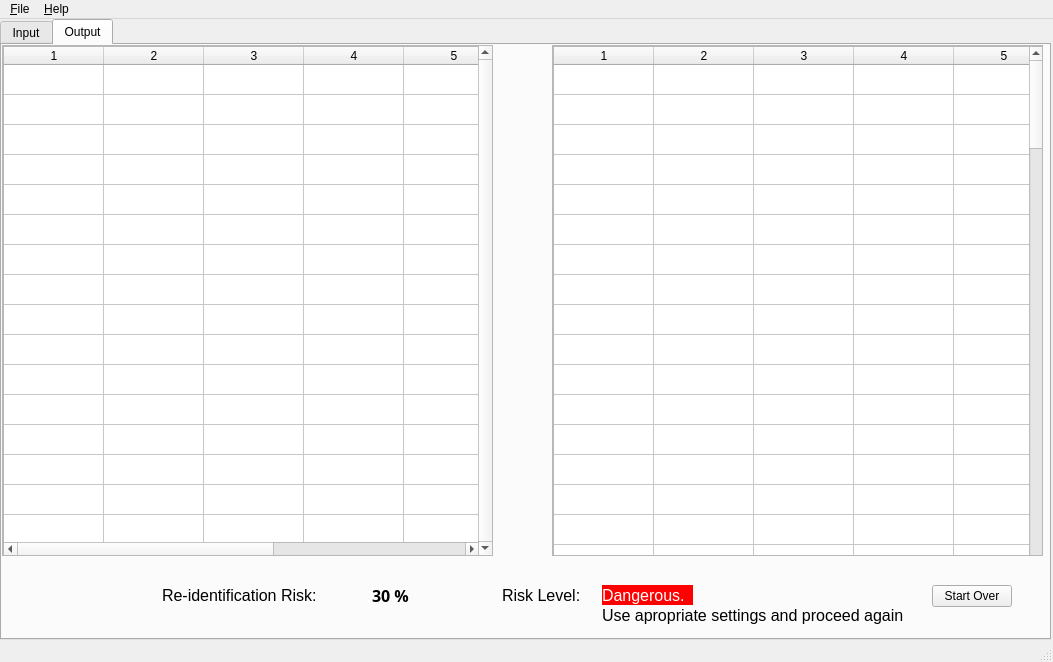
Above: main.ui from cosine0/anonymize before the change. Below: the same form after it.
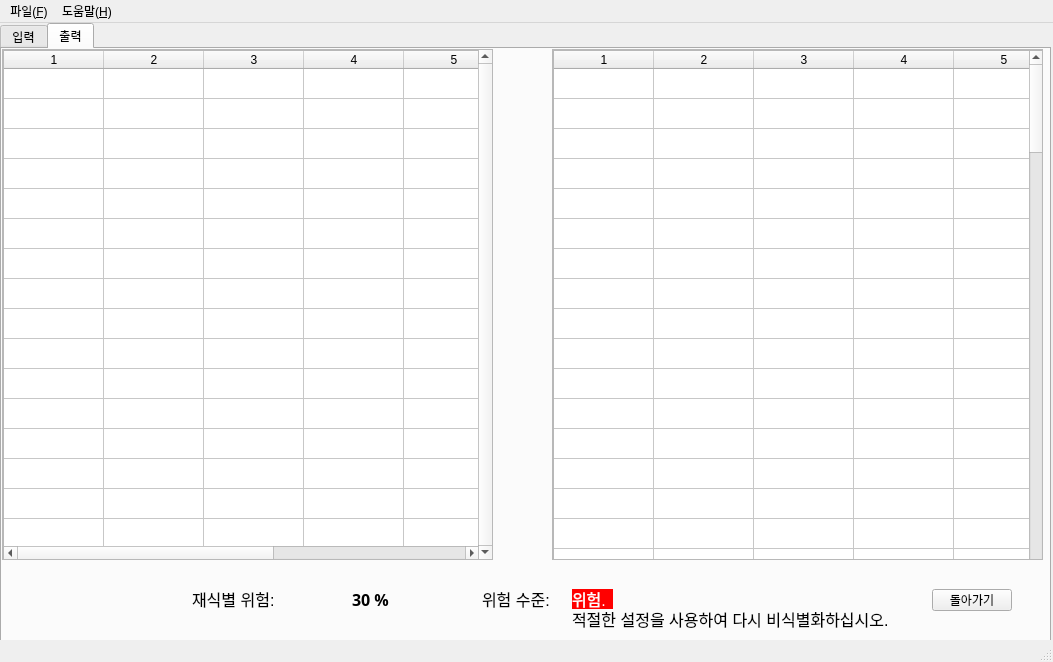
That is the form after the change. The open tabs and pages were chosen to show the change.

What changed in the file:
```diff
--- a/main.ui
+++ b/main.ui
@@ -28,7 +28,7 @@
     </property>
     <widget class="QWidget" name="input_tab">
      <attribute name="title">
-      <string>Input</string>
+      <string>입력</string>
      </attribute>
      <widget class="QScrollArea" name="scrollArea">
       <property name="geometry">
@@ -411,7 +411,7 @@
     </widget>
     <widget class="QWidget" name="outpu_tab">
      <attribute name="title">
-      <string>Output</string>
+      <string>출력</string>
      </attribute>
      <widget class="QScrollArea" name="scrollArea_3">
       <property name="geometry">
@@ -715,7 +715,7 @@
      <widget class="QLabel" name="label_6">
       <property name="geometry">
        <rect>
-        <x>160</x>
+        <x>190</x>
         <y>540</y>
         <width>191</width>
         <height>20</height>
@@ -727,13 +727,13 @@
        </font>
       </property>
       <property name="text">
-       <string>Re-identification Risk:</string>
+       <string>재식별 위험:</string>
       </property>
      </widget>
      <widget class="QLabel" name="label_7">
       <property name="geometry">
        <rect>
-        <x>370</x>
+        <x>350</x>
         <y>540</y>
         <width>81</width>
         <height>20</height>
@@ -754,7 +754,7 @@
      <widget class="QLabel" name="label_8">
       <property name="geometry">
        <rect>
-        <x>500</x>
+        <x>480</x>
         <y>540</y>
         <width>91</width>
         <height>20</height>
@@ -766,15 +766,15 @@
        </font>
       </property>
       <property name="text">
-       <string>Risk Level:</string>
+       <string>위험 수준:</string>
       </property>
      </widget>
      <widget class="QLabel" name="label_9">
       <property name="geometry">
        <rect>
-        <x>600</x>
+        <x>570</x>
         <y>540</y>
-        <width>91</width>
+        <width>41</width>
         <height>20</height>
        </rect>
       </property>
@@ -788,7 +788,7 @@
 color: white</string>
       </property>
       <property name="text">
-       <string>Dangerous.</string>
+       <string>위험.</string>
       </property>
      </widget>
      <widget class="QPushButton" name="pushButton_2">
@@ -801,15 +801,15 @@
        </rect>
       </property>
       <property name="text">
-       <string>Start Over</string>
+       <string>돌아가기</string>
       </property>
      </widget>
      <widget class="QLabel" name="label_10">
       <property name="geometry">
        <rect>
-        <x>600</x>
+        <x>570</x>
         <y>560</y>
-        <width>311</width>
+        <width>341</width>
         <height>20</height>
        </rect>
       </property>
@@ -819,7 +819,7 @@
        </font>
       </property>
       <property name="text">
-       <string>Use apropriate settings and proceed again</string>
+       <string>적절한 설정을 사용하여 다시 비식별화하십시오.</string>
       </property>
      </widget>
     </widget>
@@ -836,7 +836,7 @@
    </property>
    <widget class="QMenu" name="menuFile">
     <property name="title">
-     <string>&amp;File</string>
+     <string>파일(&amp;F)</string>
     </property>
     <addaction name="separator"/>
     <addaction name="actionImport"/>
@@ -846,7 +846,7 @@
    </widget>
    <widget class="QMenu" name="menuHelp">
     <property name="title">
-     <string>&amp;Help</string>
+     <string>도움말(&amp;H)</string>
     </property>
     <addaction name="actionHelp_content"/>
     <addaction name="actionAbout"/>
```
Left out of the diff: 29 changed lines with no effect on the pictures.
